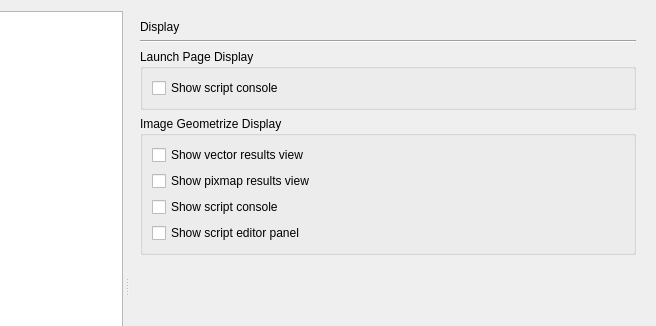
The window that geometrize/dialog/globalpreferencesdialog.ui (Tw1ddle/geometrize) describes before a commit, drawn with Qt 5; both pictures show x 144 to 800 and y 0 to 326 of the 800 by 600 pixel window.
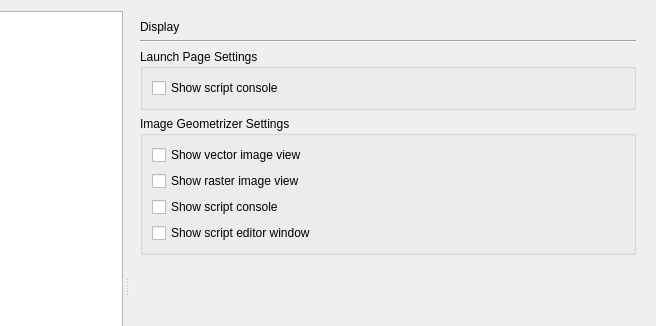
The same window after the commit. The open tabs and pages were chosen to show the change. Icons and pictures are not drawn. Custom widgets are drawn as their Qt base class.

```diff
--- a/geometrize/dialog/globalpreferencesdialog.ui
+++ b/geometrize/dialog/globalpreferencesdialog.ui
@@ -255,7 +255,7 @@
             <item>
              <widget class="QGroupBox" name="launchPageDisplayOptionsGroup">
               <property name="title">
-               <string>Launch Page Display</string>
+               <string extracomment="Title for the app settings section that contains options that affect the launch or launcher page of the app">Launch Page Settings</string>
               </property>
               <layout class="QVBoxLayout" name="verticalLayout_22">
                <item>
@@ -271,20 +271,20 @@
             <item>
              <widget class="QGroupBox" name="imageJobDisplayOptionsGroup">
               <property name="title">
-               <string>Image Geometrize Display</string>
+               <string extracomment="Title for the app settings section that contains options that affect the area of the app that turns images into shapes (the image geometrizer)">Image Geometrizer Settings</string>
               </property>
               <layout class="QVBoxLayout" name="verticalLayout_3">
                <item>
                 <widget class="QCheckBox" name="showVectorResultsByDefault">
                  <property name="text">
-                  <string>Show vector results view</string>
+                  <string extracomment="Label text next to a checkbox that controls whether a vector-based (SVG-based) image is shown or hidden">Show vector image view</string>
                  </property>
                 </widget>
                </item>
                <item>
                 <widget class="QCheckBox" name="showPixmapResultsByDefault">
                  <property name="text">
-                  <string>Show pixmap results view</string>
+                  <string extracomment="Label text next to a checkbox that controls whether a raster-based (pixmap-based) image is shown or hidden">Show raster image view</string>
                  </property>
                 </widget>
                </item>
@@ -298,7 +298,7 @@
                <item>
                 <widget class="QCheckBox" name="showScriptEditorsByDefault">
                  <property name="text">
-                  <string>Show script editor panel</string>
+                  <string extracomment="Label text next to a checkbox that controls whether a window containing controls for editing and manipulating script files is shown or hidden">Show script editor window</string>
                  </property>
                 </widget>
                </item>
```
Left out of the diff: 28 changed lines with no effect on the pictures.
